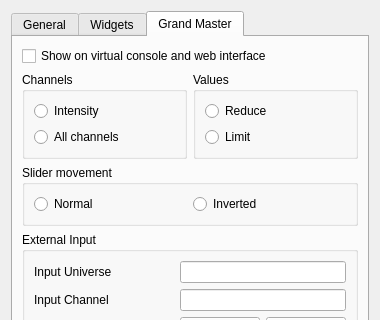
First picture: the form in ui/src/virtualconsole/vcproperties.ui, repository mcallegari/qlcplus, before the edit; both pictures show x 0 to 380 and y 0 to 320 of the 380 by 491 pixel window.
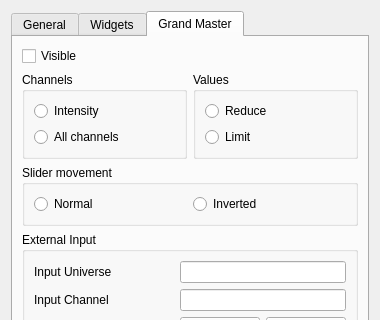
Second picture: the form after the edit.

Commit message: Change checkbox to just read 'visible'

```diff
--- a/ui/src/virtualconsole/vcproperties.ui
+++ b/ui/src/virtualconsole/vcproperties.ui
@@ -807,7 +807,7 @@
           <string>Show Grand Master slider on the virtual console and the web interface</string>
          </property>
          <property name="text">
-          <string>Show on virtual console and web interface</string>
+          <string>Visible</string>
          </property>
         </widget>
        </item>
```
